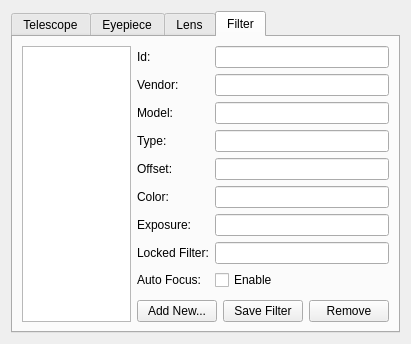
Qt form kstars/oal/equipmentwriter.ui (KDE/kstars) before a commit.
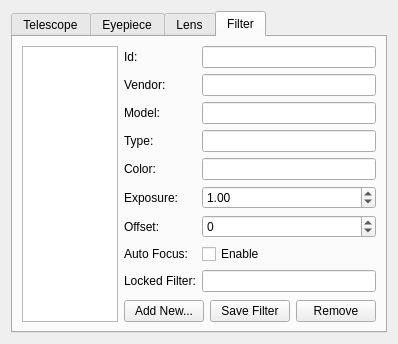
The same form after that commit. The open tabs and pages were chosen to show the change.

Patch:
```diff
--- a/kstars/oal/equipmentwriter.ui
+++ b/kstars/oal/equipmentwriter.ui
@@ -6,8 +6,8 @@
    <rect>
     <x>0</x>
     <y>0</y>
-    <width>411</width>
-    <height>344</height>
+    <width>398</width>
+    <height>333</height>
    </rect>
   </property>
   <layout class="QVBoxLayout" name="_2">
@@ -562,10 +562,7 @@
        <item>
         <layout class="QVBoxLayout" name="verticalLayout4">
          <item>
-          <layout class="QFormLayout" name="formLayout4">
-           <property name="fieldGrowthPolicy">
-            <enum>QFormLayout::ExpandingFieldsGrow</enum>
-           </property>
+          <layout class="QFormLayout" name="formLayout_3">
            <item row="0" column="0">
             <widget class="QLabel" name="label4">
              <property name="text">
@@ -583,47 +580,73 @@
              </property>
             </widget>
            </item>
-           <item row="2" column="0">
+           <item row="1" column="0">
             <widget class="QLabel" name="label5">
              <property name="text">
               <string>Vendor:</string>
              </property>
             </widget>
            </item>
-           <item row="2" column="1">
+           <item row="1" column="1">
             <widget class="QLineEdit" name="f_Vendor"/>
            </item>
-           <item row="4" column="0">
+           <item row="2" column="0">
+            <widget class="QLabel" name="label3">
+             <property name="text">
+              <string>Model:</string>
+             </property>
+            </widget>
+           </item>
+           <item row="2" column="1">
+            <widget class="QLineEdit" name="f_Model"/>
+           </item>
+           <item row="3" column="0">
             <widget class="QLabel" name="label6">
              <property name="text">
               <string>Type:</string>
              </property>
             </widget>
            </item>
-           <item row="4" column="1">
+           <item row="3" column="1">
             <widget class="QLineEdit" name="f_Type"/>
            </item>
-           <item row="6" column="0">
+           <item row="4" column="0">
             <widget class="QLabel" name="label_12">
              <property name="text">
               <string>Color:</string>
              </property>
             </widget>
            </item>
-           <item row="6" column="1">
+           <item row="4" column="1">
             <widget class="QLineEdit" name="f_Color"/>
            </item>
-           <item row="3" column="1">
-            <widget class="QLineEdit" name="f_Model"/>
-           </item>
-           <item row="3" column="0">
-            <widget class="QLabel" name="label3">
-             <property name="text">
-              <string>Model:</string>
-             </property>
-            </widget>
-           </item>
            <item row="5" column="0">
+            <widget class="QLabel" name="label_19">
+             <property name="text">
+              <string>Exposure:</string>
+             </property>
+            </widget>
+           </item>
+           <item row="5" column="1">
+            <widget class="QDoubleSpinBox" name="f_Exposure">
+             <property name="sizePolicy">
+              <sizepolicy hsizetype="MinimumExpanding" vsizetype="Fixed">
+               <horstretch>0</horstretch>
+               <verstretch>0</verstretch>
+              </sizepolicy>
+             </property>
+             <property name="minimum">
+              <double>0.010000000000000</double>
+             </property>
+             <property name="maximum">
+              <double>120.000000000000000</double>
+             </property>
+             <property name="value">
+              <double>1.000000000000000</double>
+             </property>
+            </widget>
+           </item>
+           <item row="6" column="0">
             <widget class="QLabel" name="label_18">
              <property name="toolTip">
               <string>Filter focus offset</string>
@@ -633,20 +656,36 @@
              </property>
             </widget>
            </item>
-           <item row="5" column="1">
-            <widget class="QLineEdit" name="f_Offset"/>
+           <item row="6" column="1">
+            <widget class="QSpinBox" name="f_Offset">
+             <property name="sizePolicy">
+              <sizepolicy hsizetype="MinimumExpanding" vsizetype="Fixed">
+               <horstretch>0</horstretch>
+               <verstretch>0</verstretch>
+              </sizepolicy>
+             </property>
+             <property name="minimum">
+              <number>-10000</number>
+             </property>
+             <property name="maximum">
+              <number>10000</number>
+             </property>
+             <property name="singleStep">
+              <number>100</number>
+             </property>
+            </widget>
            </item>
            <item row="7" column="0">
-            <widget class="QLabel" name="label_19">
+            <widget class="QLabel" name="label_21">
              <property name="text">
-              <string>Exposure:</string>
+              <string>Auto Focus:</string>
              </property>
             </widget>
            </item>
            <item row="7" column="1">
-            <widget class="QLineEdit" name="f_Exposure">
-             <property name="toolTip">
-              <string>Filter default exposure time in Ekos Focus Module</string>
+            <widget class="QCheckBox" name="f_UseAutoFocus">
+             <property name="text">
+              <string>Enable</string>
              </property>
             </widget>
            </item>
@@ -657,23 +696,9 @@
              </property>
             </widget>
            </item>
-           <item row="9" column="0">
-            <widget class="QLabel" name="label_21">
-             <property name="text">
-              <string>Auto Focus:</string>
-             </property>
-            </widget>
-           </item>
            <item row="8" column="1">
             <widget class="QLineEdit" name="f_LockedFilter"/>
            </item>
-           <item row="9" column="1">
-            <widget class="QCheckBox" name="f_UseAutoFocus">
-             <property name="text">
-              <string>Enable</string>
-             </property>
-            </widget>
-           </item>
           </layout>
          </item>
          <item>
```
Left out of the diff: 9 changed lines with no effect on the pictures.
